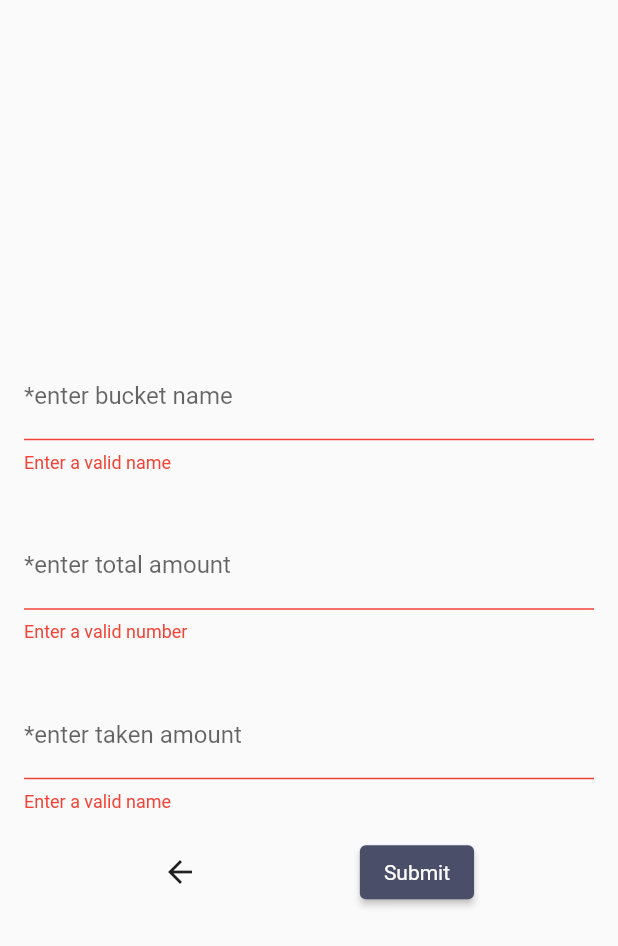
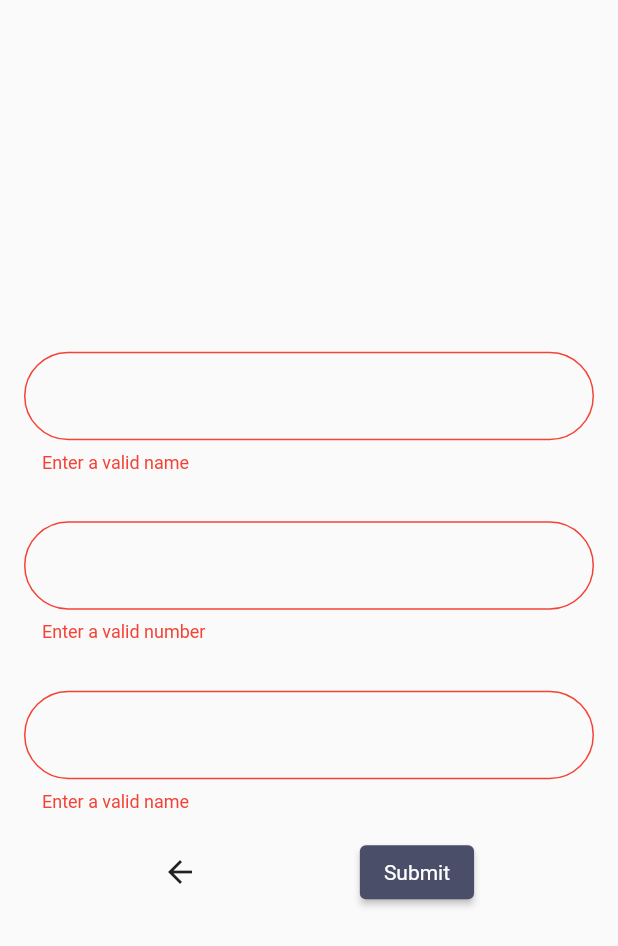
Before and after one commit to ores04/moneymanager, a Flutter app: the AddMoneyBucket widget shown alone on an empty page, opened directly, after a tap on "Submit", on a phone screen of 412 x 824 dp. Shown: the top 946 px of the screen. Run offline on Flutter 3.47's test engine with Material 2 defaults, Android fonts, the phone set to English and light mode, and no system bars; missing offline and left inert: assorted_layout_widgets.

```diff
--- a/lib/provider/which_add_screen_to_show.dart
+++ b/lib/provider/which_add_screen_to_show.dart
@@ -29,7 +29,7 @@ class WhichAddScreen with ChangeNotifier {
     notifyListeners();
   }
 
-  void showAddSomethong() {
+  void showAddSomething() {
     _screenToShow = ScreenToShow.showAddSomething;
     notifyListeners();
   }
--- a/lib/screens/add_something.dart
+++ b/lib/screens/add_something.dart
@@ -89,6 +89,8 @@ class Overlay extends StatelessWidget {
         return AddSomething();
       case ScreenToShow.showAddMoneyBucket:
         return AddMoneyBucket();
+      case ScreenToShow.showAddSomething:
+        return AddSomething();
       default:
         return AddSomething();
     }
--- a/lib/screens/overview_screen.dart
+++ b/lib/screens/overview_screen.dart
@@ -27,7 +27,7 @@ class OverviewScreen extends StatelessWidget {
                 height: 60,
               ),
               Container(
-                height: MediaQuery.of(context).size.height * 0.6,
+                height: MediaQuery.of(context).size.height * 0.5,
                 child: ListView.builder(
                     itemCount: _moneyBuckets.length,
                     itemBuilder: ((context, index) =>
--- a/lib/widgets/add_widgets/add_moneybucket.dart
+++ b/lib/widgets/add_widgets/add_moneybucket.dart
@@ -1,5 +1,6 @@
 import 'package:flutter/material.dart';
 import 'package:manager/provider/money_bucket_list_provider.dart';
+import 'package:manager/screens/overview_screen.dart';
 import 'package:provider/provider.dart';
 
 import '../../provider/which_add_screen_to_show.dart';
@@ -31,16 +32,26 @@ class AddMoneyBucket extends StatelessWidget {
                 return null;
               }
             },
-            decoration: InputDecoration(labelText: "*enter bucket name"),
+            decoration: InputDecoration(
+              border: OutlineInputBorder(
+                  borderSide: BorderSide(),
+                  borderRadius: BorderRadius.all(Radius.circular(50))),
+              helperText: "name",
+            ),
           ),
         ),
         Padding(
           padding: const EdgeInsets.all(16.0),
           child: TextFormField(
+            keyboardType: TextInputType.number,
             onSaved: ((newValue) {
               _amount = double.parse(newValue.toString());
             }),
-            decoration: InputDecoration(labelText: "*enter total amount"),
+            decoration: const InputDecoration(
+              border: OutlineInputBorder(
+                  borderRadius: BorderRadius.all(Radius.circular(50))),
+              helperText: "total amount",
+            ),
             validator: (value) {
               if (value!.isEmpty || !RegExp(r'([A-z]*)').hasMatch(value)) {
                 return "Enter a valid number";
@@ -53,10 +64,15 @@ class AddMoneyBucket extends StatelessWidget {
         Padding(
           padding: const EdgeInsets.all(16.0),
           child: TextFormField(
+              keyboardType: TextInputType.number,
               onSaved: (newValue) {
                 _spendAmount = double.parse(newValue.toString());
               },
-              decoration: InputDecoration(labelText: "*enter taken amount"),
+              decoration: const InputDecoration(
+                border: OutlineInputBorder(
+                    borderRadius: BorderRadius.all(Radius.circular(50))),
+                helperText: "amount already spent",
+              ),
               validator: (value) {
                 if (value!.isEmpty || !RegExp(r'([A-z]*)').hasMatch(value)) {
                   return "Enter a valid name";
@@ -73,7 +89,7 @@ class AddMoneyBucket extends StatelessWidget {
                 icon: Icon(Icons.arrow_back),
                 onPressed: () {
                   Provider.of<WhichAddScreen>(context, listen: false)
-                      .showAddSomethong();
+                      .showAddSomething();
                 }),
             ElevatedButton(
                 onPressed: () {
@@ -81,6 +97,12 @@ class AddMoneyBucket extends StatelessWidget {
                     _formKey.currentState!.save();
                     Provider.of<MoneyBucketListProvider>(context, listen: false)
                         .addMoneyBucket(_name, _amount, _spendAmount);
+                    Navigator.of(context)
+                        .pushReplacementNamed(OverviewScreen.route);
+                    ScaffoldMessenger.of(context).showSnackBar(
+                      const SnackBar(
+                          content: Text('New Moneybucket added sucsessful')),
+                    );
                   }
                 },
                 child: Text("Submit"))
```
